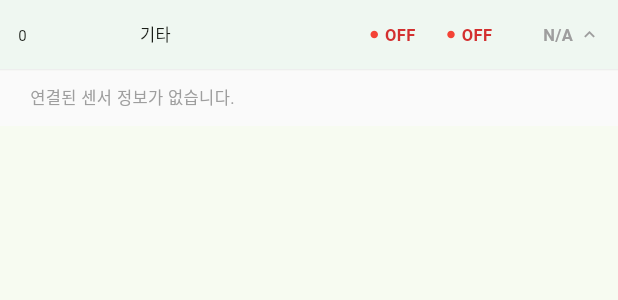
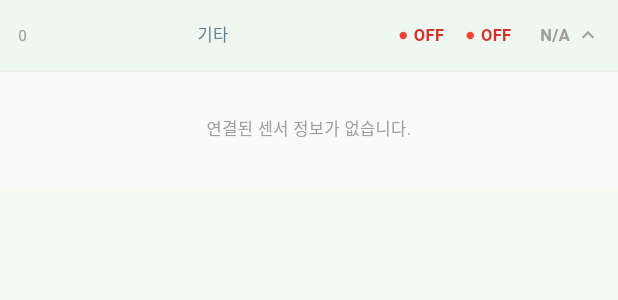
Before and after one commit to spacefarm-co/sooksook_dashboard, a Flutter app: the DeviceExpandableRow widget shown alone on an empty page, opened directly with empty values, after a tap on an icon or button, on a phone screen of 412 x 824 dp. Shown: the top 300 px of the screen. Run offline on Flutter 3.47's test engine with Material 3 defaults, Android fonts, the phone set to English and light mode, and no system bars; our stand-ins replace cloud_firestore, connectivity_plus, firebase_core, flutter_riverpod, go_router; missing offline and left inert: thingsboard_client; accounts and stored records are empty.

Commit message:
Update thingsboard status repository and device row
Modified lib/data/repositories/thingsboard_status_repository.dart and lib/screens/atoms/device_expandable_row.dart. Also includes updates to .dart_tool and build cache files, likely due to development or testing activity.

```diff
--- a/lib/data/repositories/thingsboard_status_repository.dart
+++ b/lib/data/repositories/thingsboard_status_repository.dart
@@ -52,7 +52,7 @@ class ThingsBoardStatusRepository {
 
       // 해당 농가의 모든 디바이스 정보 가져오기
       final devices = await _tbClient.getDeviceService().getCustomerDeviceInfos(customer.id!.id!, PageLink(500));
-
+      print('[TB] $customerName 센서 조회 성공, 총 디바이스 수: ${devices.totalElements}');
       // [수정 포인트] map으로 변환 후 where를 사용하여 쑥마스터를 제외합니다.
       return devices.data
           .map((d) => Sensor.fromJson(d.toJson(), d.active ?? false))
--- a/lib/screens/atoms/device_expandable_row.dart
+++ b/lib/screens/atoms/device_expandable_row.dart
@@ -2,6 +2,7 @@ import 'package:finger_farm/data/providers/customer_sensor_provider.dart';
 import 'package:finger_farm/data/providers/expanded_state_provider.dart';
 import 'package:flutter/material.dart';
 import 'package:flutter_riverpod/flutter_riverpod.dart';
+import 'package:intl/intl.dart';
 import '../../data/model/combined_user_device.dart';
 import '../../../../data/model/sensor.dart';
 
@@ -13,19 +14,13 @@ class DeviceExpandableRow extends ConsumerWidget {
 
   @override
   Widget build(BuildContext context, WidgetRef ref) {
-    // 1. 센서 데이터 구독: 위젯이 빌드(그려지기 시작)될 때 자동으로 API 호출 및 캐싱
     final sensorAsync = ref.watch(customerSensorProvider(device.customerName));
-
-    // 2. 확장 상태 구독: 스크롤해도 상태가 유지됨
     final isExpanded = ref.watch(expandedStateProvider(device.customerName));
 
     return Column(
       children: [
         InkWell(
-          onTap: () {
-            // 클릭 시 확장 상태만 토글
-            ref.read(expandedStateProvider(device.customerName).notifier).state = !isExpanded;
-          },
+          onTap: () => ref.read(expandedStateProvider(device.customerName).notifier).state = !isExpanded,
           child: Container(
             padding: const EdgeInsets.symmetric(horizontal: 12, vertical: 15),
             decoration: BoxDecoration(
@@ -34,23 +29,16 @@ class DeviceExpandableRow extends ConsumerWidget {
             ),
             child: Row(
               children: [
-                SizedBox(width: 30, child: Text('$index', style: const TextStyle(fontSize: 10))),
+                SizedBox(width: 30, child: Text('$index', style: const TextStyle(fontSize: 10, color: Colors.grey))),
                 Expanded(
-                  flex: 1,
-                  child: Text(
-                    device.customerName,
-                    style: const TextStyle(fontSize: 11),
-                    overflow: TextOverflow.ellipsis,
-                  ),
+                  flex: 2,
+                  child: Text(device.customerName, style: const TextStyle(fontSize: 12, fontWeight: FontWeight.bold)),
                 ),
                 Expanded(
                   flex: 1,
-                  child: Text(device.regionName, style: const TextStyle(fontSize: 11), overflow: TextOverflow.ellipsis),
+                  child: Text(device.regionName, style: const TextStyle(fontSize: 11, color: Colors.blueGrey)),
                 ),
-                Expanded(
-                  flex: 2,
-                  child: Text(device.deviceName, style: const TextStyle(fontSize: 11), overflow: TextOverflow.ellipsis),
-                ),
+                Expanded(flex: 2, child: Text(device.deviceName, style: const TextStyle(fontSize: 11))),
                 Expanded(flex: 1, child: _buildSimpleStatus(device.isCloudlinkOnline)),
                 Expanded(flex: 1, child: _buildSimpleStatus(device.isHeartbeatOnline)),
                 Expanded(
@@ -58,7 +46,6 @@ class DeviceExpandableRow extends ConsumerWidget {
                   child: Row(
                     mainAxisAlignment: MainAxisAlignment.end,
                     children: [
-                      // 센서 요약 정보 표시 (캐싱된 데이터 활용)
                       sensorAsync.when(
                         data: (sensors) {
                           final activeCount = sensors.where((s) => s.isActive).length;
@@ -82,7 +69,7 @@ class DeviceExpandableRow extends ConsumerWidget {
                       const SizedBox(width: 4),
                       Icon(
                         isExpanded ? Icons.keyboard_arrow_up : Icons.keyboard_arrow_down,
-                        size: 14,
+                        size: 16,
                         color: Colors.grey,
                       ),
                     ],
@@ -92,15 +79,14 @@ class DeviceExpandableRow extends ConsumerWidget {
             ),
           ),
         ),
-        // 확장 영역 표시
         if (isExpanded)
           sensorAsync.when(
             data: (sensors) => _buildExpandedDetails(sensors),
             loading: () => _buildLoadingExpandedDetails(),
             error:
                 (err, _) => Container(
-                  padding: const EdgeInsets.all(10),
-                  child: Text("에러 발생: $err", style: const TextStyle(fontSize: 10, color: Colors.red)),
+                  padding: const EdgeInsets.all(20),
+                  child: Text("데이터 로드 실패: $err", style: const TextStyle(fontSize: 11, color: Colors.red)),
                 ),
           ),
       ],
@@ -110,43 +96,125 @@ class DeviceExpandableRow extends ConsumerWidget {
   Widget _buildExpandedDetails(List<Sensor> sensors) {
     return Container(
       width: double.infinity,
-      padding: const EdgeInsets.fromLTRB(20, 10, 15, 10),
+      padding: const EdgeInsets.symmetric(horizontal: 15, vertical: 10),
       color: Colors.grey[50],
       child:
           sensors.isEmpty
-              ? const Text("연결된 센서 정보가 없습니다.", style: TextStyle(fontSize: 11, color: Colors.grey))
-              : Column(children: sensors.map((sensor) => _buildSensorItem(sensor)).toList()),
-    );
-  }
-
-  Widget _buildLoadingExpandedDetails() {
-    return Container(
-      width: double.infinity,
-      padding: const EdgeInsets.all(15),
-      color: Colors.grey[50],
-      child: const Center(child: Text("센서 정보를 가져오는 중...", style: TextStyle(fontSize: 11, color: Colors.blue))),
+              ? const Padding(
+                padding: EdgeInsets.all(20.0),
+                child: Text(
+                  "연결된 센서 정보가 없습니다.",
+                  textAlign: TextAlign.center,
+                  style: TextStyle(fontSize: 11, color: Colors.grey),
+                ),
+              )
+              : Column(
+                children: [
+                  Padding(
+                    padding: const EdgeInsets.symmetric(horizontal: 10, vertical: 5),
+                    child: Row(
+                      children: const [
+                        // 비율 1:2:2 (상태:타입:센서명) + 값(1) + 시간(2)
+                        Expanded(flex: 1, child: Text("상태", style: TextStyle(fontSize: 9, color: Colors.grey))),
+                        Expanded(flex: 2, child: Text("타입", style: TextStyle(fontSize: 9, color: Colors.grey))),
+                        Expanded(flex: 2, child: Text("센서명", style: TextStyle(fontSize: 9, color: Colors.grey))),
+                        Expanded(
+                          flex: 1,
+                          child: Text(
+                            "현재값",
+                            textAlign: TextAlign.right,
+                            style: TextStyle(fontSize: 9, color: Colors.grey),
+                          ),
+                        ),
+                        Expanded(
+                          flex: 2,
+                          child: Text(
+                            "최근 업데이트",
+                            textAlign: TextAlign.right,
+                            style: TextStyle(fontSize: 9, color: Colors.grey),
+                          ),
+                        ),
+                      ],
+                    ),
+                  ),
+                  const Divider(height: 1),
+                  const SizedBox(height: 5),
+                  ...sensors.map((sensor) => _buildSensorItem(sensor)).toList(),
+                ],
+              ),
     );
   }
 
   Widget _buildSensorItem(Sensor sensor) {
-    return Padding(
-      padding: const EdgeInsets.symmetric(vertical: 4),
+    final updateTime = DateTime.fromMillisecondsSinceEpoch(sensor.createdTime);
+    final formattedTime = DateFormat('yyyy-MM-dd HH:mm').format(updateTime);
+
+    return Container(
+      margin: const EdgeInsets.only(bottom: 4),
+      padding: const EdgeInsets.symmetric(horizontal: 10, vertical: 4),
+      decoration: BoxDecoration(
+        color: Colors.white,
+        borderRadius: BorderRadius.circular(4),
+        boxShadow: [BoxShadow(color: Colors.black.withOpacity(0.02), blurRadius: 2, offset: const Offset(0, 1))],
+      ),
       child: Row(
         children: [
-          Icon(Icons.subdirectory_arrow_right, size: 12, color: Colors.grey[400]),
-          const SizedBox(width: 8),
-          Expanded(child: Text(sensor.name, style: const TextStyle(fontSize: 11, fontWeight: FontWeight.w500))),
-          Text('(${sensor.type})', style: TextStyle(fontSize: 9, color: Colors.grey[500])),
-          const SizedBox(width: 12),
-          _buildStatusBadge(sensor.isActive),
+          // 비율 1 (상태)
+          Expanded(flex: 1, child: _buildStatusBadge(sensor.isActive)),
+
+          // 비율 2 (타입)
+          Expanded(
+            flex: 2,
+            child: Text(
+              sensor.type,
+              style: TextStyle(fontSize: 10, color: Colors.blueGrey[600], fontWeight: FontWeight.w500),
+              overflow: TextOverflow.ellipsis,
+            ),
+          ),
+
+          // 비율 2 (센서명)
+          Expanded(
+            flex: 2,
+            child: Text(
+              sensor.name,
+              style: const TextStyle(fontSize: 11, fontWeight: FontWeight.bold, color: Colors.black87),
+              overflow: TextOverflow.ellipsis,
+            ),
+          ),
+
+          // 비율 1 (현재값)
+          Expanded(
+            flex: 1,
+            child: Text(
+              "연동 중", // TODO: 실제 데이터 연동
+              textAlign: TextAlign.right,
+              style: const TextStyle(fontSize: 11, fontWeight: FontWeight.bold, color: Colors.blueAccent),
+            ),
+          ),
+
+          // 비율 2 (시간)
+          Expanded(
+            flex: 2,
+            child: Text(
+              formattedTime,
+              textAlign: TextAlign.right,
+              style: TextStyle(
+                fontSize: 10,
+                color: Colors.grey[500],
+                fontFeatures: const [FontFeature.tabularFigures()],
+              ),
+            ),
+          ),
         ],
       ),
     );
   }
 
   Widget _buildStatusBadge(bool isActive) {
-    return Container(
-      padding: const EdgeInsets.symmetric(horizontal: 5, vertical: 1),
+    return Align(
+      alignment: Alignment.centerLeft,
+      child: Container(
+        padding: const EdgeInsets.symmetric(horizontal: 6, vertical: 2),
         decoration: BoxDecoration(
           color: isActive ? Colors.green[50] : Colors.red[50],
           borderRadius: BorderRadius.circular(4),
@@ -158,6 +226,7 @@ class DeviceExpandableRow extends ConsumerWidget {
             color: isActive ? Colors.green[700] : Colors.red[700],
             fontSize: 9,
             fontWeight: FontWeight.bold,
+          ),
         ),
       ),
     );
@@ -180,4 +249,21 @@ class DeviceExpandableRow extends ConsumerWidget {
       ],
     );
   }
+
+  Widget _buildLoadingExpandedDetails() {
+    return Container(
+      width: double.infinity,
+      padding: const EdgeInsets.all(20),
+      color: Colors.grey[50],
+      child: const Center(
+        child: Column(
+          children: [
+            SizedBox(width: 20, height: 20, child: CircularProgressIndicator(strokeWidth: 2)),
+            SizedBox(height: 10),
+            Text("센서 데이터를 불러오는 중...", style: TextStyle(fontSize: 11, color: Colors.blue)),
+          ],
+        ),
+      ),
+    );
   }
+}
```
Also changed, not shown: 1 other file. Lines whose indentation alone changed are shown as unchanged.
